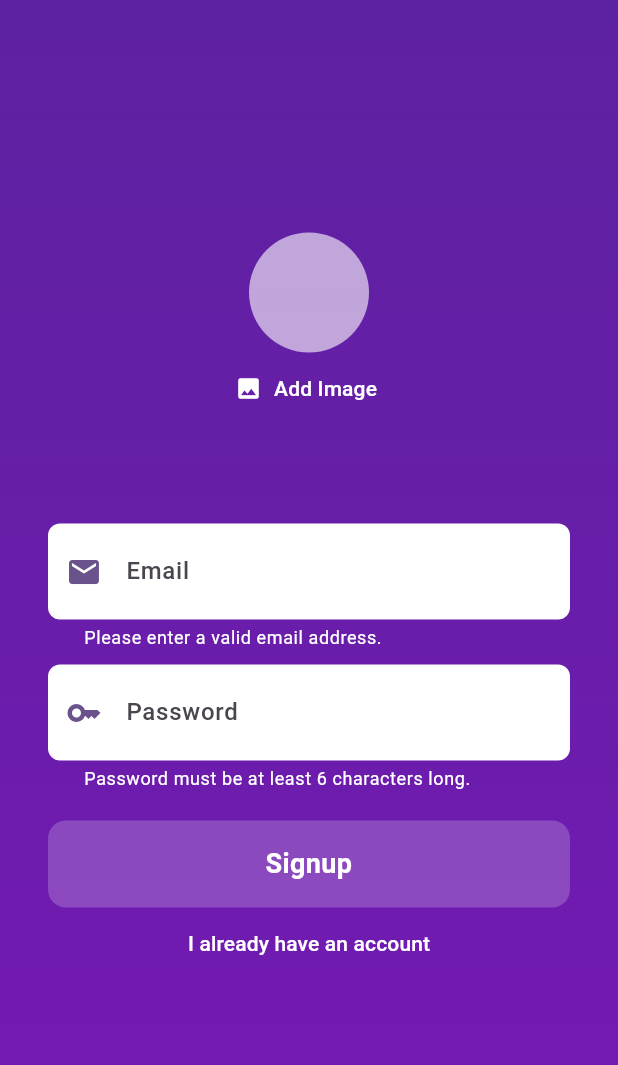
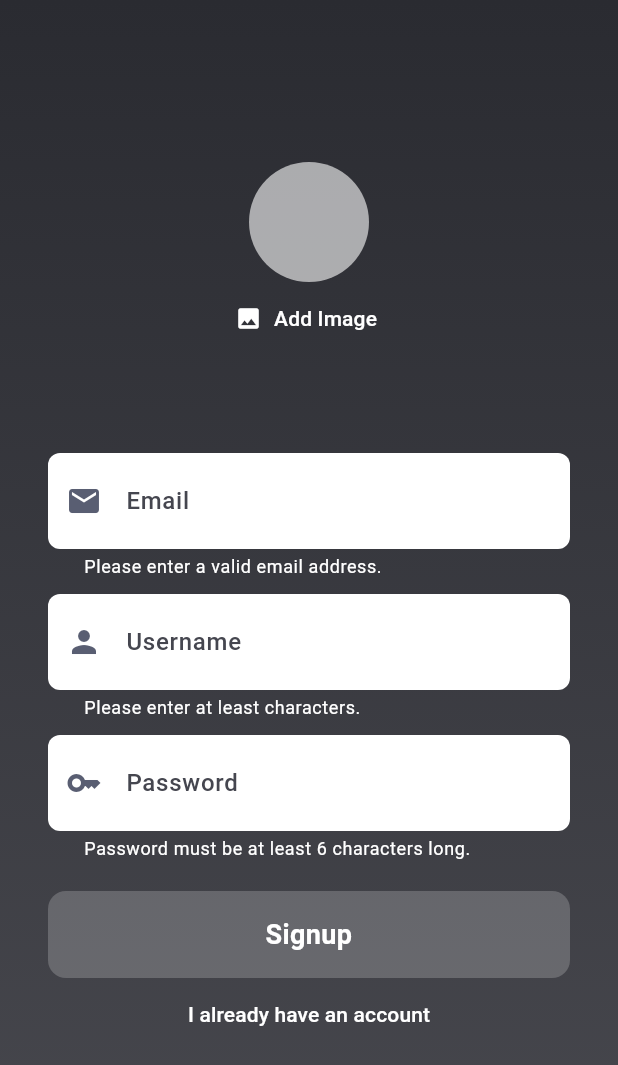
Before and after one commit to sai-mudike/Flutter_quiz_app, a Flutter app: the screen it shows after launch, after a tap on "Login", after a tap on "Create an account", after a tap on "Signup", on a phone screen of 412 x 824 dp. Shown: the top 1065 px of the screen. Run offline on Flutter 3.47's test engine with Material 3 defaults, Android fonts, the phone set to English and light mode, and no system bars; our stand-ins replace cloud_firestore, firebase_auth, firebase_core, firebase_storage, image_picker; accounts and stored records are empty.

```diff
--- a/lib/main.dart
+++ b/lib/main.dart
@@ -22,9 +22,11 @@ class App extends StatelessWidget {
     return MaterialApp(
       debugShowCheckedModeBanner: false,
       title: "Flutter Quiz",
-      theme: ThemeData().copyWith(
-          colorScheme: ColorScheme.fromSeed(
-              seedColor: const Color.fromARGB(255, 78, 13, 151))),
+      theme: ThemeData(
+        colorScheme: ColorScheme.fromSeed(
+          seedColor: const Color(0xFF2a2b31),
+        ),
+      ),
       home: StreamBuilder(
         stream: FirebaseAuth.instance.authStateChanges(),
         builder: (ctx, snapshot) {
--- a/lib/screens/auth_screen.dart
+++ b/lib/screens/auth_screen.dart
@@ -1,5 +1,6 @@
 import 'dart:io';
 
+import 'package:cloud_firestore/cloud_firestore.dart';
 import 'package:firebase_storage/firebase_storage.dart';
 import 'package:flutter/material.dart';
 import 'package:firebase_auth/firebase_auth.dart';
@@ -16,6 +17,7 @@ class AuthScreen extends StatefulWidget {
 
 class _AuthScreenState extends State<AuthScreen> {
   final _formKey = GlobalKey<FormState>();
+
   File? _selectedImage;
   var _enteredEmail = '';
   var _enteredUsername = '';
@@ -46,7 +48,15 @@ class _AuthScreenState extends State<AuthScreen> {
 
         await storageRef.putFile(_selectedImage!);
         final imageUrl = await storageRef.getDownloadURL();
-        print(imageUrl);
+
+        await FirebaseFirestore.instance
+            .collection('users')
+            .doc(userCredentials.user!.uid)
+            .set({
+          'username': _enteredUsername,
+          'email': _enteredEmail,
+          'image_url': imageUrl,
+        });
       }
     } on FirebaseAuthException catch (err) {
       if (!mounted) return;
@@ -70,8 +80,8 @@ class _AuthScreenState extends State<AuthScreen> {
         decoration: const BoxDecoration(
           gradient: LinearGradient(
             colors: [
-              Color.fromARGB(232, 77, 13, 151),
-              Color.fromARGB(255, 119, 25, 182),
+              Color(0xFF2a2b31),
+              Color.fromARGB(218, 42, 43, 49),
             ],
             begin: Alignment.topCenter,
             end: Alignment.bottomCenter,
@@ -123,7 +133,7 @@ class _AuthScreenState extends State<AuthScreen> {
                             ),
                             prefixIcon: const Icon(Icons.email),
                             prefixIconColor:
-                                Theme.of(context).colorScheme.primary,
+                                Theme.of(context).colorScheme.secondary,
                             filled: true,
                             fillColor: Colors.white,
                             hintText: "Email",
@@ -139,6 +149,43 @@ class _AuthScreenState extends State<AuthScreen> {
                         const SizedBox(
                           height: 10,
                         ),
+                        if (!_isLogin)
+                          TextFormField(
+                            validator: (value) {
+                              if (value == null ||
+                                  value.isEmpty ||
+                                  value.trim().length < 4) {
+                                return 'Please enter at least characters.';
+                              }
+                              return null;
+                            },
+                            onSaved: (newValue) => _enteredUsername = newValue!,
+                            decoration: InputDecoration(
+                              errorStyle: TextStyle(
+                                color: Theme.of(context).colorScheme.onError,
+                              ),
+                              contentPadding: const EdgeInsets.all(20),
+                              border: OutlineInputBorder(
+                                borderRadius: BorderRadius.circular(8),
+                                borderSide: BorderSide.none,
+                              ),
+                              prefixIcon: const Icon(Icons.person),
+                              prefixIconColor:
+                                  Theme.of(context).colorScheme.secondary,
+                              filled: true,
+                              fillColor: Colors.white,
+                              hintText: "Username",
+                            ),
+                            style: TextStyle(
+                              color: Theme.of(context).colorScheme.secondary,
+                              fontWeight: FontWeight.w500,
+                            ),
+                            enableSuggestions: false,
+                          ),
+                        if (!_isLogin)
+                          const SizedBox(
+                            height: 10,
+                          ),
                         TextFormField(
                           obscureText: true,
                           validator: (value) {
@@ -159,7 +206,7 @@ class _AuthScreenState extends State<AuthScreen> {
                             ),
                             prefixIcon: const Icon(Icons.key),
                             prefixIconColor:
-                                Theme.of(context).colorScheme.primary,
+                                Theme.of(context).colorScheme.secondary,
                             filled: true,
                             fillColor: Colors.white,
                             hintText: "Password",
```
Also changed, not shown: lib/data/category_data.dart (added, +16 -0 lines), lib/models/category.dart (added, +14 -0 lines), lib/screens/quiz_category_screen.dart (+18 -11 lines), lib/widgets/category_grid_item.dart (added, +43 -0 lines), 1 other file.
